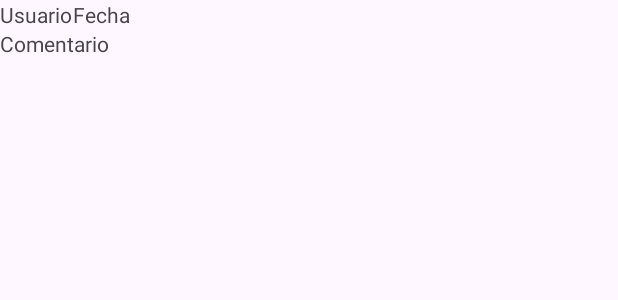
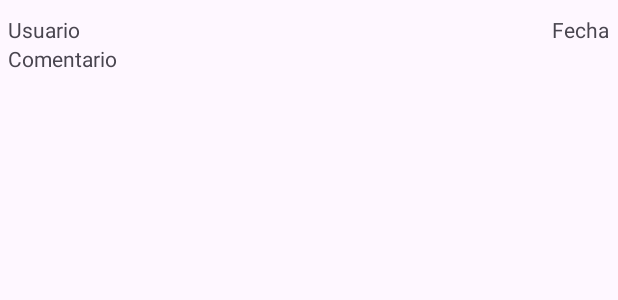
Before and after one commit to Rulios/proyecto-hpa4, an Android app: the layout comentario.xml on its own in the app's theme, with its tools: preview values and no code run, on a phone screen of 412 x 824 dp. Shown: the top 300 px of the screen. Run offline under Robolectric (Android 15) with nearby library versions, the phone set to English and light mode, and no system bars.

Commit message:
Actualización del layout de comentario

```diff
--- a/app/src/main/res/layout/comentario.xml
+++ b/app/src/main/res/layout/comentario.xml
@@ -6,35 +6,41 @@
     android:orientation="vertical"
     >
 
-    <LinearLayout
+    <RelativeLayout
         android:layout_width="match_parent"
-        android:layout_height="match_parent"
-        android:layout_weight="1"
-        android:orientation="vertical">
-
-        <LinearLayout
-            android:layout_width="match_parent"
-            android:layout_height="wrap_content"
-            android:orientation="horizontal">
+        android:layout_height="match_parent">
 
         <TextView
             android:id="@+id/Usaurio"
-                android:layout_width="wrap_content"
-                android:layout_height="match_parent"
+            android:layout_width="85dp"
+            android:layout_height="wrap_content"
+            android:paddingLeft="5dp"
+            android:paddingTop="10dp"
             android:text="Usuario" />
 
         <TextView
             android:id="@+id/Fecha"
-                android:layout_width="wrap_content"
-                android:layout_height="match_parent"
+            android:layout_width="154dp"
+            android:layout_height="wrap_content"
+            android:layout_alignParentEnd="true"
+            android:layout_marginStart="171dp"
+            android:layout_marginEnd="1dp"
+            android:layout_toEndOf="@+id/Usaurio"
+            android:gravity="right"
+            android:paddingTop="10dp"
+            android:paddingRight="5dp"
             android:text="Fecha"
             android:textAlignment="viewEnd" />
-        </LinearLayout>
 
         <TextView
             android:id="@+id/comentario"
             android:layout_width="match_parent"
-            android:layout_height="81dp"
+            android:layout_height="wrap_content"
+            android:layout_below="@+id/Usaurio"
+            android:layout_marginTop="0dp"
+            android:paddingLeft="5dp"
+            android:paddingRight="5dp"
+            android:paddingBottom="10dp"
             android:text="Comentario" />
-    </LinearLayout>
+    </RelativeLayout>
 </androidx.constraintlayout.widget.ConstraintLayout>
```
Lines whose indentation alone changed are shown as unchanged.
